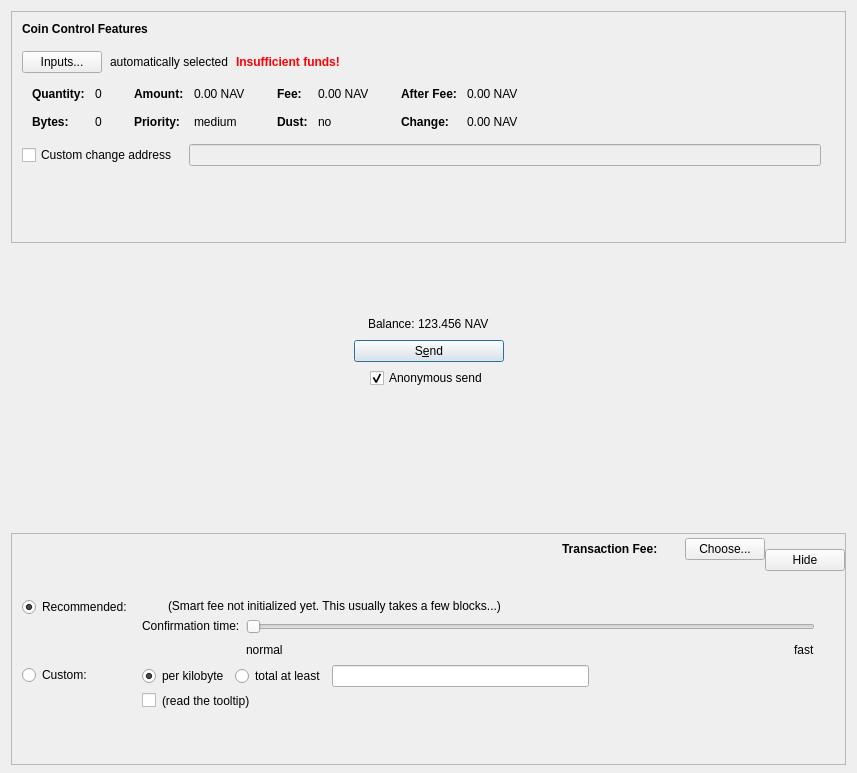
Before: the Qt Designer form src/qt/forms/sendcoinsdialog.ui in navcoin/navcoin-core, drawn with Qt 5.
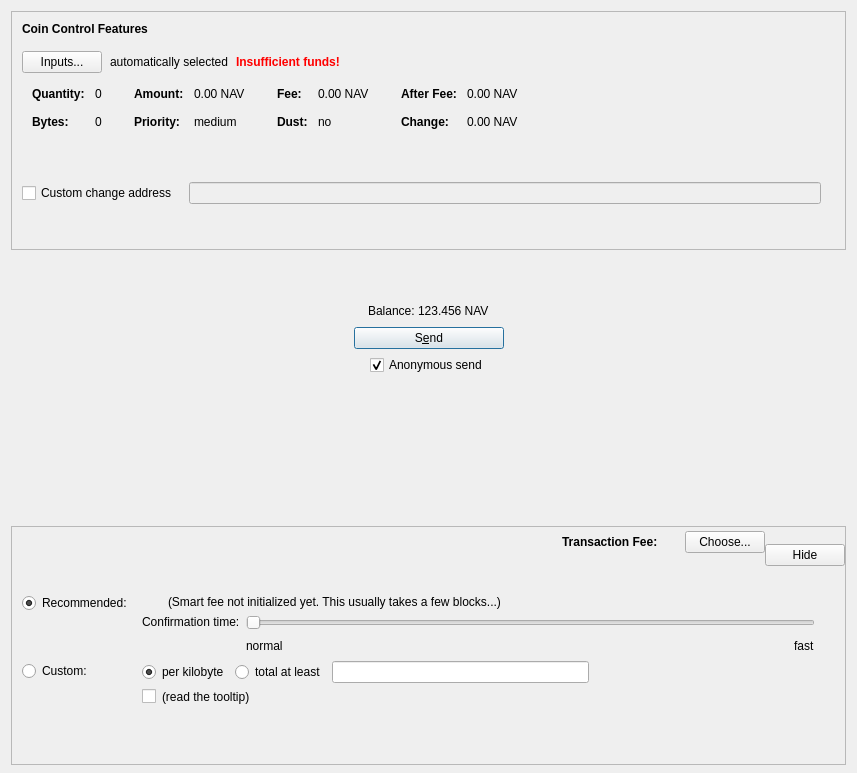
After: the same form once the commit is applied. Icons and pictures are not drawn. Custom widgets are drawn as their Qt base class.

Patch:
```diff
--- a/src/qt/forms/sendcoinsdialog.ui
+++ b/src/qt/forms/sendcoinsdialog.ui
@@ -57,7 +57,7 @@
        <number>6</number>
       </property>
       <item>
-       <layout class="QVBoxLayout" name="verticalLayoutCoinControl" stretch="0,0,0,0,1">
+       <layout class="QVBoxLayout" name="verticalLayoutCoinControl" stretch="0,0,0,0">
         <property name="spacing">
          <number>0</number>
         </property>
@@ -591,19 +591,6 @@
           </item>
          </layout>
         </item>
-        <item>
-         <spacer name="verticalSpacerCoinControl">
-          <property name="orientation">
-           <enum>Qt::Vertical</enum>
-          </property>
-          <property name="sizeHint" stdset="0">
-           <size>
-            <width>800</width>
-            <height>1</height>
-           </size>
-          </property>
-         </spacer>
-        </item>
        </layout>
       </item>
      </layout>
@@ -620,7 +607,7 @@
      <property name="sizeHint" stdset="0">
       <size>
        <width>20</width>
-       <height>45</height>
+       <height>25</height>
       </size>
      </property>
     </spacer>
@@ -839,10 +826,13 @@
        <property name="orientation">
         <enum>Qt::Vertical</enum>
        </property>
+       <property name="sizeType">
+        <enum>QSizePolicy::MinimumExpanding</enum>
+       </property>
        <property name="sizeHint" stdset="0">
         <size>
          <width>20</width>
-         <height>40</height>
+         <height>10</height>
         </size>
        </property>
       </spacer>
```
